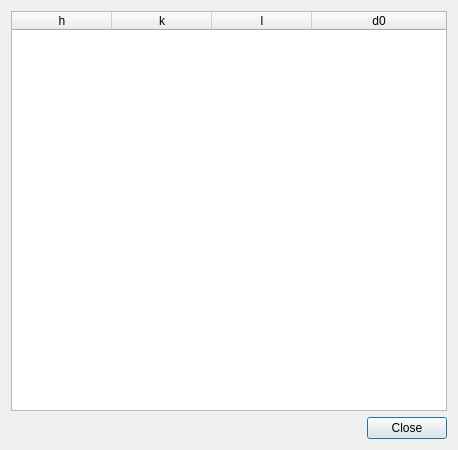
ornlneutronimaging/iBeatles, file ibeatles/ui/ui_list_hkl.ui: the form before one commit.
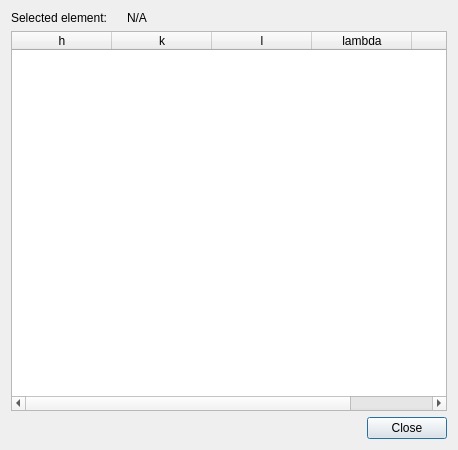
The form after the commit.

Commit message: Populating table in dialog. this refs #124

```diff
--- a/ibeatles/ui/ui_list_hkl.ui
+++ b/ibeatles/ui/ui_list_hkl.ui
@@ -15,7 +15,37 @@
   </property>
   <layout class="QVBoxLayout" name="verticalLayout">
    <item>
-    <widget class="QTableWidget" name="custom_element_tableWidget">
+    <layout class="QHBoxLayout" name="horizontalLayout_2">
+     <item>
+      <widget class="QLabel" name="label">
+       <property name="minimumSize">
+        <size>
+         <width>110</width>
+         <height>0</height>
+        </size>
+       </property>
+       <property name="maximumSize">
+        <size>
+         <width>110</width>
+         <height>16777215</height>
+        </size>
+       </property>
+       <property name="text">
+        <string>Selected element:</string>
+       </property>
+      </widget>
+     </item>
+     <item>
+      <widget class="QLabel" name="selected_element_value">
+       <property name="text">
+        <string>N/A</string>
+       </property>
+      </widget>
+     </item>
+    </layout>
+   </item>
+   <item>
+    <widget class="QTableWidget" name="tableWidget">
      <property name="enabled">
       <bool>true</bool>
      </property>
@@ -46,6 +76,11 @@
        <string>l</string>
       </property>
      </column>
+     <column>
+      <property name="text">
+       <string>lambda</string>
+      </property>
+     </column>
      <column>
       <property name="text">
        <string>d0</string>
```
The commit also changes 2 other files.
